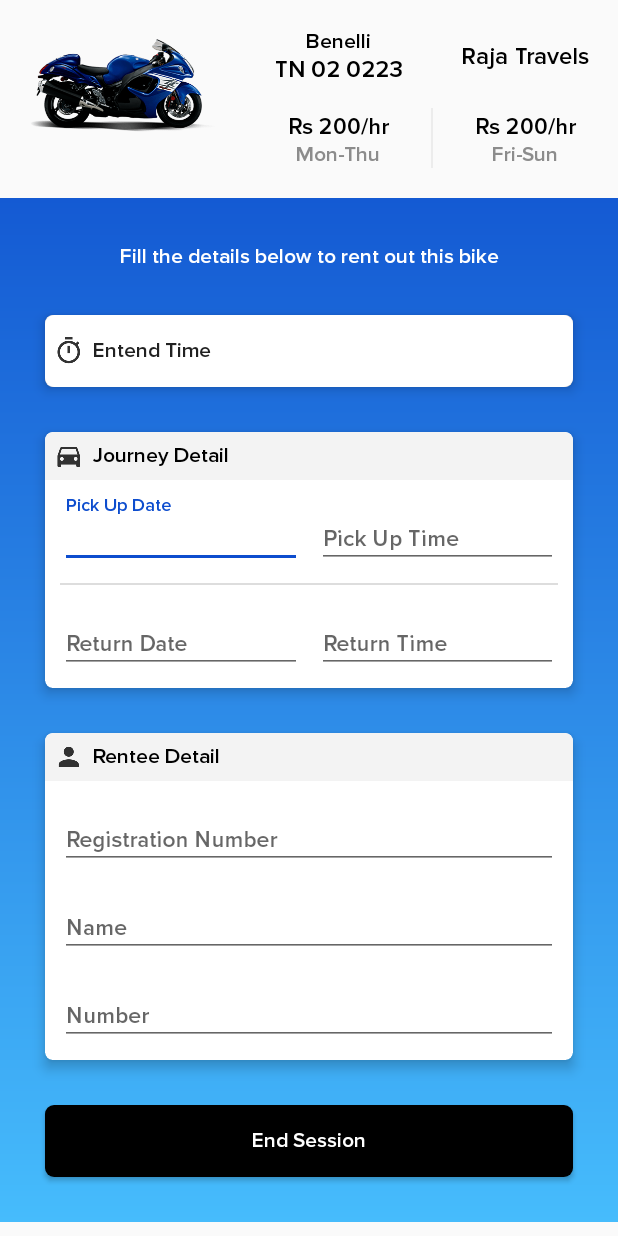
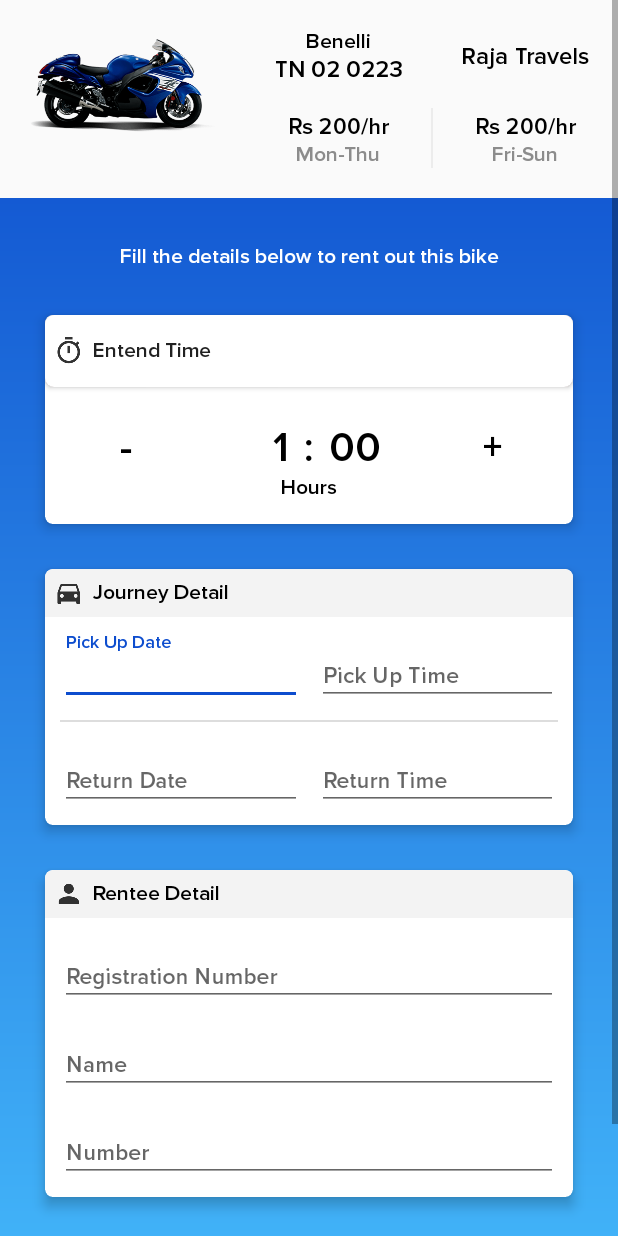
Before and after one commit to tanmay777/RentRide, an Android app: the layout activity_rent.xml on its own in the app's theme, with its tools: preview values and no code run, on a phone screen of 412 x 824 dp. Run offline under Robolectric (Android 15) with nearby library versions, the light colour scheme and no system bars.

Commit message:
Extend time bugs solved

```diff
--- a/app/src/main/java/com/example/tanmay/rentbaazvehicleadministration/Entity/Rent/RentActivity.kt
+++ b/app/src/main/java/com/example/tanmay/rentbaazvehicleadministration/Entity/Rent/RentActivity.kt
@@ -108,7 +108,7 @@ class RentActivity : AppCompatActivity() {
             else {
                 if((extend_time_minutes.text.toString().toInt() + 1)>=60)
                 {
-                    if((extend_time_hours.text.toString().toInt() + 1)>24){
+                    if((extend_time_hours.text.toString().toInt() + 1)>=24){
                         extend_time_hours.text ="00"
                     }
                     else
@@ -119,13 +119,16 @@ class RentActivity : AppCompatActivity() {
                     extend_time_minutes.text = (extend_time_minutes.text.toString().toInt() + 1).toString()
             }
         }
+
         extend_time_minus_sign.setOnClickListener {
-            if(hoursFlag)
-                if((extend_time_hours.text.toString().toInt()-1)>=0)
-                    extend_time_hours.text=(extend_time_hours.text.toString().toInt()-1).toString()
-            else
-                if((extend_time_minutes.text.toString().toInt()-1)>0)
-                    extend_time_minutes.text=(extend_time_minutes.text.toString().toInt()-1).toString()
+            if(hoursFlag) {
+                if ((extend_time_hours.text.toString().toInt() - 1) >= 0)
+                    extend_time_hours.text = (extend_time_hours.text.toString().toInt() - 1).toString()
+            }
+            else {
+                if ((extend_time_minutes.text.toString().toInt() - 1) >= 0)
+                    extend_time_minutes.text = (extend_time_minutes.text.toString().toInt() - 1).toString()
+            }
         }
 
         extend_time_hours.setOnClickListener {
--- a/app/src/main/res/layout/activity_rent.xml
+++ b/app/src/main/res/layout/activity_rent.xml
@@ -190,8 +190,8 @@
                         android:layout_height="wrap_content"
                         android:layout_marginTop="5dp"
                         android:fontFamily="@font/proxima_nova_semibold"
-                        android:gravity="center|right"
-                        android:visibility="gone"
+                        android:gravity="center"
+                        android:visibility="visible"
                         android:text="-"
                         android:textColor="#000"
                         android:textSize="28sp"
@@ -211,11 +211,11 @@
                         android:text="1"
                         android:textColor="#000"
                         android:textSize="28sp"
-                        android:visibility="gone"
+                        android:visibility="visible"
                         android:textStyle="bold"
                         app:layout_constraintBottom_toBottomOf="@id/extend_time_minus_sign"
                         app:layout_constraintEnd_toStartOf="@id/extend_time_colon"
-                        app:layout_constraintHorizontal_weight="1"
+                        app:layout_constraintHorizontal_weight=".5"
                         app:layout_constraintStart_toEndOf="@id/extend_time_minus_sign"
                         app:layout_constraintTop_toTopOf="@id/extend_time_minus_sign"></TextView>
 
@@ -229,7 +229,7 @@
                         android:textColor="#000"
                         android:textSize="28sp"
                         android:textStyle="bold"
-                        android:visibility="gone"
+                        android:visibility="visible"
                         app:layout_constraintBottom_toBottomOf="@id/extend_time_hours"
                         app:layout_constraintEnd_toStartOf="@id/extend_time_minutes"
                         app:layout_constraintHorizontal_weight=".25"
@@ -245,11 +245,11 @@
                         android:text="00"
                         android:textColor="#000"
                         android:textSize="28sp"
-                        android:visibility="gone"
+                        android:visibility="visible"
                         android:textStyle="bold"
                         app:layout_constraintBottom_toBottomOf="@id/extend_time_colon"
                         app:layout_constraintEnd_toStartOf="@id/extend_time_plus_sign"
-                        app:layout_constraintHorizontal_weight="1"
+                        app:layout_constraintHorizontal_weight=".5"
                         app:layout_constraintStart_toEndOf="@id/extend_time_colon"
                         app:layout_constraintTop_toTopOf="@id/extend_time_colon"></TextView>
 
@@ -257,7 +257,7 @@
                         android:id="@+id/extend_time_hours_text"
                         android:layout_width="wrap_content"
                         android:layout_height="wrap_content"
-                        android:visibility="gone"
+                        android:visibility="visible"
                         android:layout_marginBottom="15dp"
                         android:fontFamily="@font/proxima_nova_semibold"
                         android:gravity="center|top"
@@ -275,10 +275,10 @@
                     <TextView
                         android:id="@+id/extend_time_plus_sign"
                         android:layout_width="0dp"
-                        android:visibility="gone"
+                        android:visibility="visible"
                         android:layout_height="wrap_content"
                         android:fontFamily="@font/proxima_nova_semibold"
-                        android:gravity="center|left"
+                        android:gravity="center"
                         android:text="+"
                         android:textColor="#000"
                         android:textSize="28sp"
```
